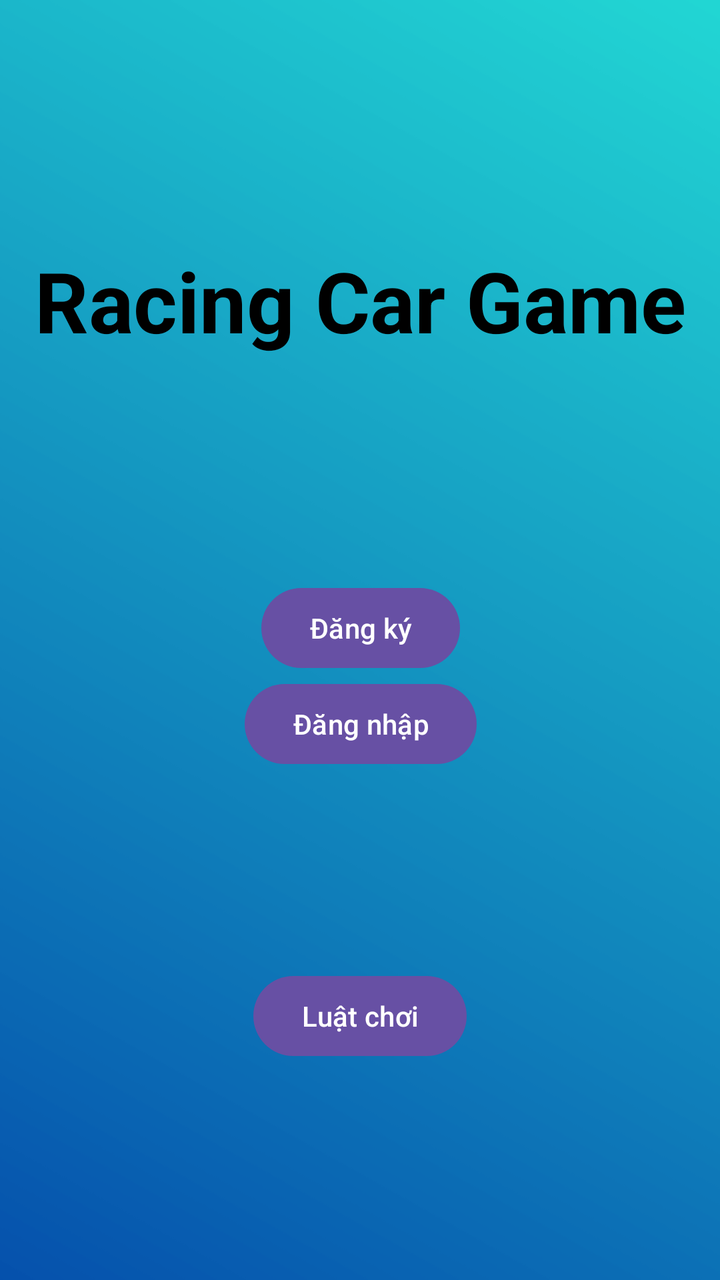
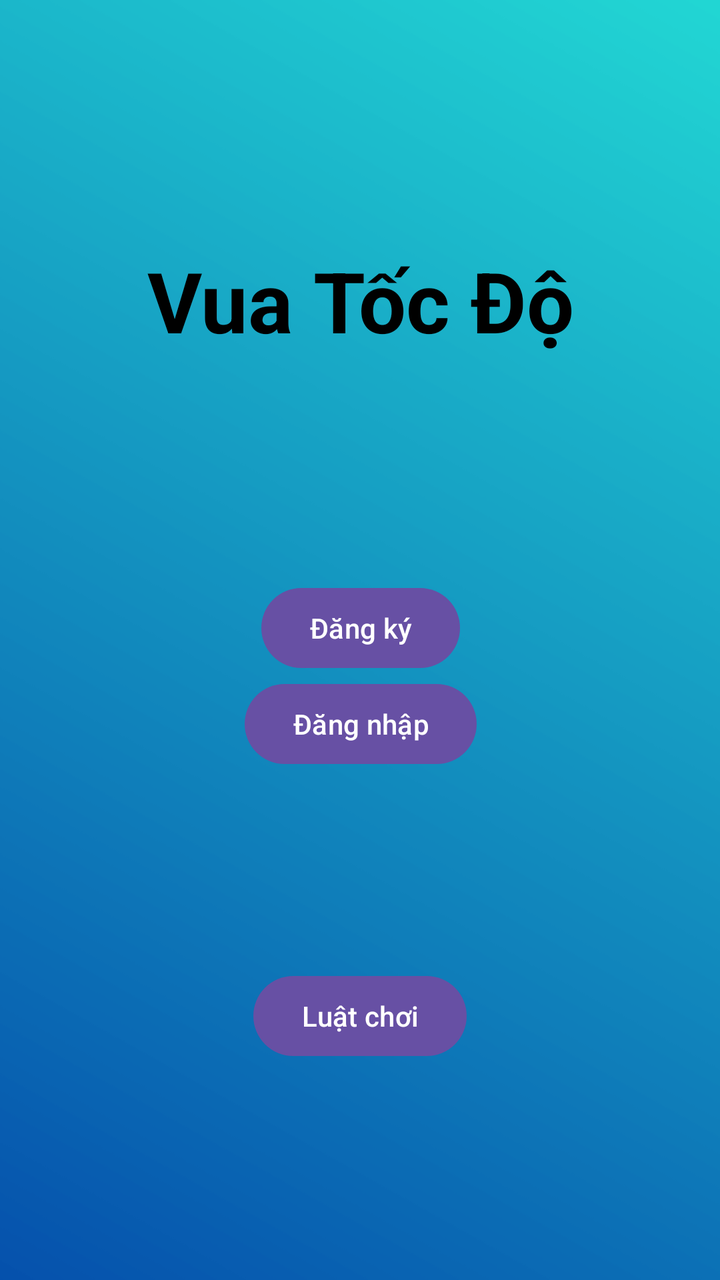

The first picture is an Android layout as it rendered before a commit; the second is the same layout after the commit. The layout source and the unified diff follow.
<!-- AndroidManifest.xml: application theme Theme.PRM_Mini_Project -->
<!-- res/layout/activity_main.xml -->
<?xml version="1.0" encoding="utf-8"?>
<androidx.constraintlayout.widget.ConstraintLayout xmlns:android="http://schemas.android.com/apk/res/android"
    xmlns:app="http://schemas.android.com/apk/res-auto"
    xmlns:tools="http://schemas.android.com/tools"
    android:id="@+id/main"
    android:layout_width="match_parent"
    android:layout_height="match_parent"
    android:padding="10dp"
    android:background="@drawable/background_menu"
    tools:context=".MainActivity">

    <TextView
        android:id="@+id/titleText"
        android:layout_width="match_parent"
        android:layout_height="wrap_content"
        android:text="Racing Car Game"
        android:textColor="@android:color/black"
        android:textSize="42sp"
        android:textStyle="bold"
        android:textAlignment="center"
        app:layout_constraintBottom_toTopOf="@+id/signUpButton"
        app:layout_constraintEnd_toEndOf="parent"
        app:layout_constraintHorizontal_bias="1.0"
        app:layout_constraintStart_toStartOf="parent"
        app:layout_constraintTop_toTopOf="parent" />

    <Button
        android:id="@+id/signInButton"
        android:layout_width="wrap_content"
        android:layout_height="wrap_content"
        android:text="Đăng nhập"
        app:layout_constraintEnd_toEndOf="parent"
        app:layout_constraintHorizontal_bias="0.501"
        app:layout_constraintStart_toStartOf="parent"
        app:layout_constraintTop_toBottomOf="@id/signUpButton" />

    <Button
        android:id="@+id/signUpButton"
        android:layout_width="wrap_content"
        android:layout_height="wrap_content"
        android:layout_marginTop="280dp"
        android:text="Đăng ký"
        app:layout_constraintTop_toBottomOf="@+id/titleText"
        app:layout_constraintEnd_toEndOf="parent"
        app:layout_constraintHorizontal_bias="0.501"
        app:layout_constraintStart_toStartOf="parent"
        app:layout_constraintTop_toTopOf="parent" />

    

    <Button
        android:id="@+id/howToPlayButton"
        android:layout_width="wrap_content"
        android:layout_height="wrap_content"

        android:text="Luật chơi"
        app:layout_constraintEnd_toEndOf="parent"
        app:layout_constraintStart_toStartOf="parent"
        app:layout_constraintTop_toBottomOf="@id/signInButton"
        app:layout_constraintBottom_toBottomOf="parent"
        />
</androidx.constraintlayout.widget.ConstraintLayout>
<!-- resources referenced by this layout -->
<resources>
  <!-- drawable background_menu: png bitmap (drawable, 22866 bytes) -->
  <style name="Theme.PRM_Mini_Project" parent="Base.Theme.PRM_Mini_Project" />
  <style name="Base.Theme.PRM_Mini_Project" parent="Theme.Material3.DayNight.NoActionBar">
          
          
      </style>
</resources>

<!-- the commit's change to res/layout/activity_main.xml (unified diff, before → after) -->
@@ -13,7 +13,7 @@
         android:id="@+id/titleText"
         android:layout_width="match_parent"
         android:layout_height="wrap_content"
-        android:text="Racing Car Game"
+        android:text="Vua Tốc Độ"
         android:textColor="@android:color/black"
         android:textSize="42sp"
         android:textStyle="bold"
